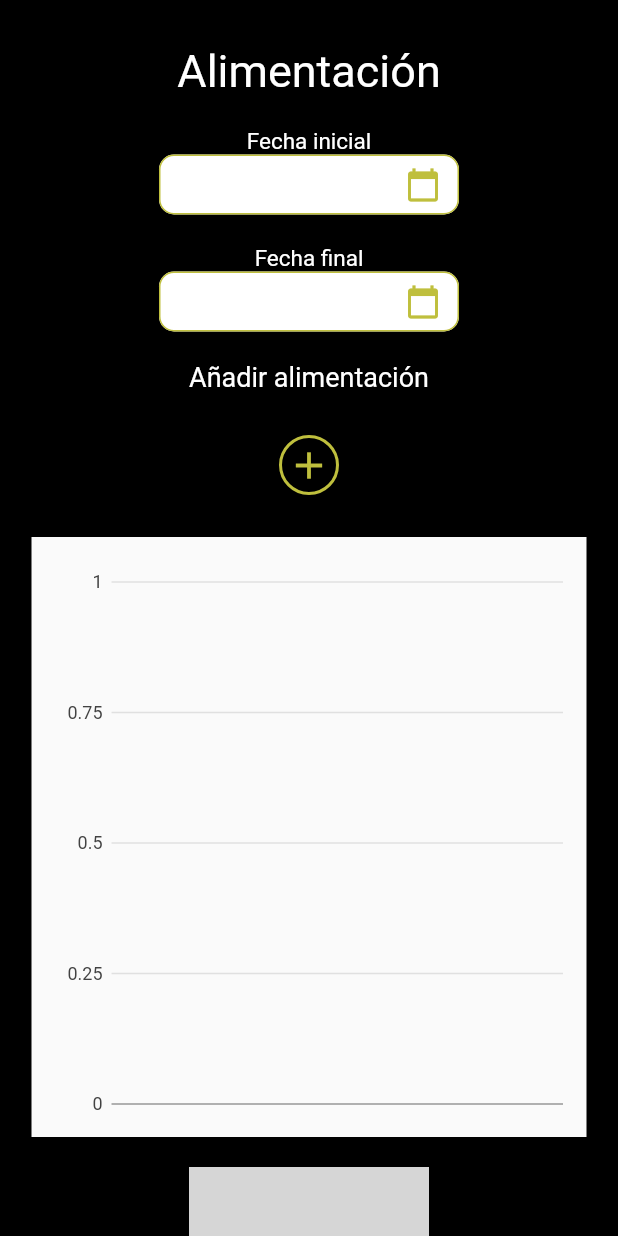
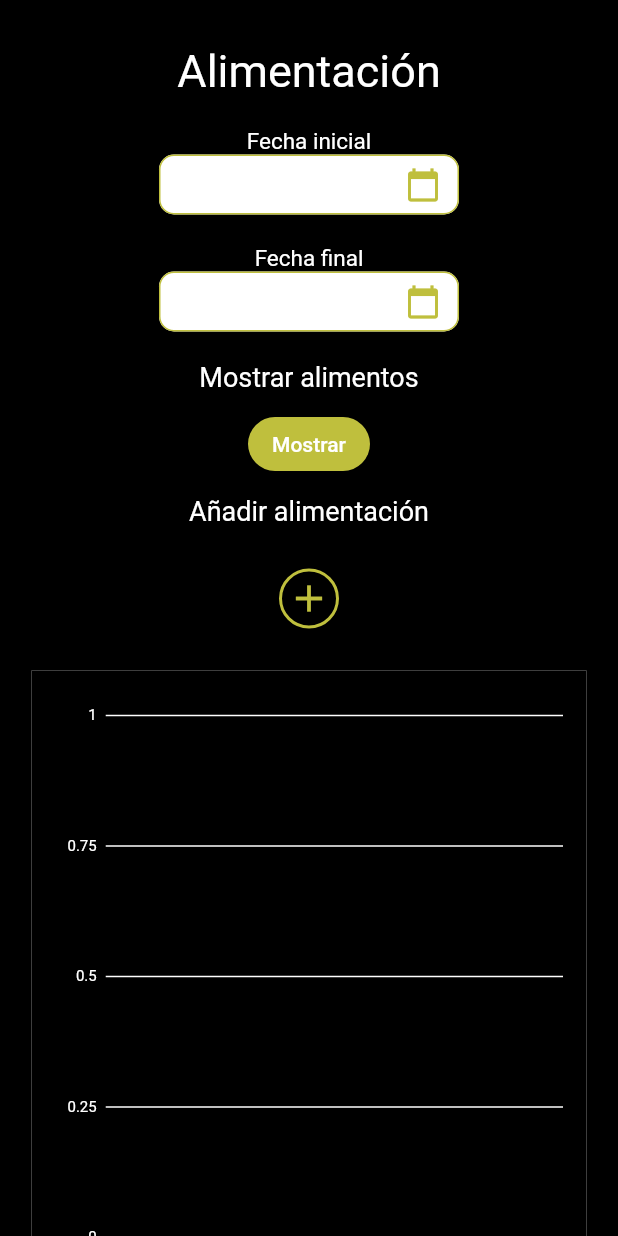
Before and after one commit to Dionisio202/Aplicacion_Movil_Flutter, a Flutter app: the Alimentacion screen opened directly, on a phone screen of 412 x 824 dp. Run offline on Flutter 3.47's test engine with Material 2 defaults, Android fonts, the light colour scheme and no system bars; our stand-ins replace charts_flutter, connectivity, flutter_vector_icons, numberpicker, rxdart, shared_preferences; missing offline and left inert: mysql1; accounts and stored records are empty; grey boxes are pictures that could not be loaded.

Commit message:
Se finalizo el grafico  solo falta controlar el boton mostrar

```diff
--- a/lib/alimentacion.dart
+++ b/lib/alimentacion.dart
@@ -4,6 +4,7 @@ import 'package:intl/intl.dart';
 
 import 'addalimentos.dart';
 
+import 'cargaralimento.dart';
 import 'estadisticalimento.dart';
 
 class Alimentacion extends StatefulWidget {
@@ -161,7 +162,6 @@ class _AlimentacionState extends State<Alimentacion> {
                     readOnly: true,
                     onTap: () {
                       _selectDate2(context);
-                      sql.obtenerfecha(selectedDate!, selectedDate2!);
                     },
                     decoration: InputDecoration(
                       filled: true,
@@ -186,6 +186,53 @@ class _AlimentacionState extends State<Alimentacion> {
                   ),
                 ),
                 SizedBox(height: 20),
+                Text(
+                  'Mostrar alimentos',
+                  style: TextStyle(
+                    fontSize: 18,
+                    color: Colors.white,
+                  ),
+                ),
+                SizedBox(height: 10),
+                ElevatedButton(
+                  onPressed: () {
+                    sql.obtenerfecha(selectedDate!, selectedDate2!);
+                    if (fechag != null && fechag2 != null) {
+                      sql().obtenerAlimentoCalorias();
+                      Navigator.push(
+                        context,
+                        MaterialPageRoute(
+                          builder: (context) => Carga(),
+                        ),
+                      );
+                    } else {
+                      showDialog(
+                        context: context,
+                        builder: (BuildContext context) {
+                          return AlertDialog(
+                            content: const Text('Seleccione una fecha'),
+                            actions: <Widget>[
+                              TextButton(
+                                child: Text('Cerrar'),
+                                onPressed: () {
+                                  Navigator.of(context).pop();
+                                },
+                              ),
+                            ],
+                          );
+                        },
+                      );
+                    }
+                  },
+                  child: Text('Mostrar'),
+                  style: ElevatedButton.styleFrom(
+                    primary: Color(0xFFBFBF3D),
+                    shape: RoundedRectangleBorder(
+                      borderRadius: BorderRadius.circular(25),
+                    ),
+                  ),
+                ),
+                SizedBox(height: 10),
                 Text(
                   'Añadir alimentación',
                   style: TextStyle(
@@ -226,13 +273,10 @@ class _AlimentacionState extends State<Alimentacion> {
                 Container(
                   height: 400,
                   width: 370,
-                  child: estadisticaalimento(),
-                ),
-                SizedBox(height: 20),
-                Image.asset(
-                  'Imagenes/comida.png',
-                  height: 160,
-                  width: 160,
+                  child: estadisticaalimento(
+                    endDate: selectedDate2 ?? DateTime.now(),
+                    startDate: selectedDate ?? DateTime.now(),
+                  ),
                 ),
               ],
             ),
--- a/lib/conexion.dart
+++ b/lib/conexion.dart
@@ -7,8 +7,8 @@ import 'package:shared_preferences/shared_preferences.dart';
 import 'package:intl/intl.dart';
 
 class sql {
-  static final DateTime startDate = DateTime.now().toUtc();
-  static final DateTime endDate = DateTime.now().toUtc();
+  static DateTime startDate = DateTime.now().toUtc();
+  static DateTime endDate = DateTime.now().toUtc();
   static String nombreuser = '';
   static String correouser = '';
   static List<DateTime> miArrayGlobal = [];
@@ -346,7 +346,8 @@ class sql {
   Future<List<Expenses>> obtenerAlimentoCalorias() async {
     initializePreferences();
     List<Expenses> data = [];
-
+    print(startDate);
+    print(endDate);
     try {
       var formattedDate = DateFormat('yyyy-MM-dd').format(startDate);
       var formattedDate2 = DateFormat('yyyy-MM-dd').format(endDate);
--- a/lib/estadisticalimento.dart
+++ b/lib/estadisticalimento.dart
@@ -7,8 +7,12 @@ import 'dart:math';
 import 'conexion.dart';
 
 class estadisticaalimento extends StatefulWidget {
+  final DateTime startDate;
+  final DateTime endDate;
+
+  estadisticaalimento({required this.startDate, required this.endDate});
   @override
-  _estadisticaState createState() => _estadisticaState();
+  _estadisticaState createState() => _estadisticaState(startDate, endDate);
 }
 
 class _estadisticaState extends State<estadisticaalimento> {
@@ -18,7 +22,10 @@ class _estadisticaState extends State<estadisticaalimento> {
   double visibleBars = 2; // Número inicial de barras visibles
 
   List<Expenses> data = []; // Variable de estado para almacenar los datos
+  DateTime startDate;
+  DateTime endDate;
 
+  _estadisticaState(this.startDate, this.endDate);
   @override
   void initState() {
     super.initState();
@@ -41,11 +48,17 @@ class _estadisticaState extends State<estadisticaalimento> {
         domainFn: (v, i) => v.nombreAlimento,
         measureFn: (v, i) => v.caloriasAlimento,
         data: data,
+        colorFn: (_, __) => charts.ColorUtil.fromDartColor(Color(0xFF4095E5)),
       ),
     ];
+    estadisticaalimento(
+        startDate: DateTime.now(),
+        endDate: DateTime.now().add(Duration(days: 7)));
 
     return Scaffold(
-      body: SafeArea(
+      body: Container(
+        color: Colors.black, // Color de fondo negro
+        child: SafeArea(
           child: Padding(
             padding: EdgeInsets.all(16.0),
             child: Column(
@@ -80,6 +93,18 @@ class _estadisticaState extends State<estadisticaalimento> {
                             labelRotation: 45,
                             labelStyle: charts.TextStyleSpec(
                               fontSize: 10,
+                              color: charts.MaterialPalette.white,
+                            ),
+                          ),
+                        ),
+                        primaryMeasureAxis: charts.NumericAxisSpec(
+                          renderSpec: charts.GridlineRendererSpec(
+                            labelStyle: charts.TextStyleSpec(
+                              fontSize: 10,
+                              color: charts.MaterialPalette.white,
+                            ),
+                            lineStyle: charts.LineStyleSpec(
+                              color: charts.MaterialPalette.white,
                             ),
                           ),
                         ),
@@ -88,6 +113,7 @@ class _estadisticaState extends State<estadisticaalimento> {
                   ),
                 ),
               ],
+            ),
           ),
         ),
       ),
@@ -111,8 +137,8 @@ class MySymbolRenderer extends charts.CircleSymbolRenderer {
         strokeWidthPx: strokeWidthPx);
     canvas.drawRect(
       Rectangle(
-        bounds.left - 25,
-        bounds.top - 30,
+        bounds.left - 35,
+        bounds.top - 20,
         bounds.width + 100,
         bounds.height + 25,
       ),
@@ -122,13 +148,15 @@ class MySymbolRenderer extends charts.CircleSymbolRenderer {
     );
     var myStyle = styles.TextStyle();
     myStyle.fontSize = 10;
+    myStyle.color =
+        charts.MaterialPalette.white; // Color de la etiqueta en blanco
 
     canvas.drawText(
         elements.TextElement(
             'Alimento: ${_estadisticaState.pointerAlimento} \nCalorias: ${_estadisticaState.pointerAmount}',
             style: myStyle),
-        (bounds.left - 20).round(),
-        (bounds.top - 26).round());
+        (bounds.left - 30).round(),
+        (bounds.top - 10).round());
   }
 }
 
@@ -138,9 +166,3 @@ class Expenses {
 
   Expenses(this.nombreAlimento, this.caloriasAlimento);
 }
-
-void main() {
-  runApp(MaterialApp(
-    home: estadisticaalimento(),
-  ));
-}
```
Also changed, not shown: lib/addalimentos.dart (+8 -0 lines), lib/cargaralimento.dart (added, +80 -0 lines). Lines whose indentation alone changed are shown as unchanged.
